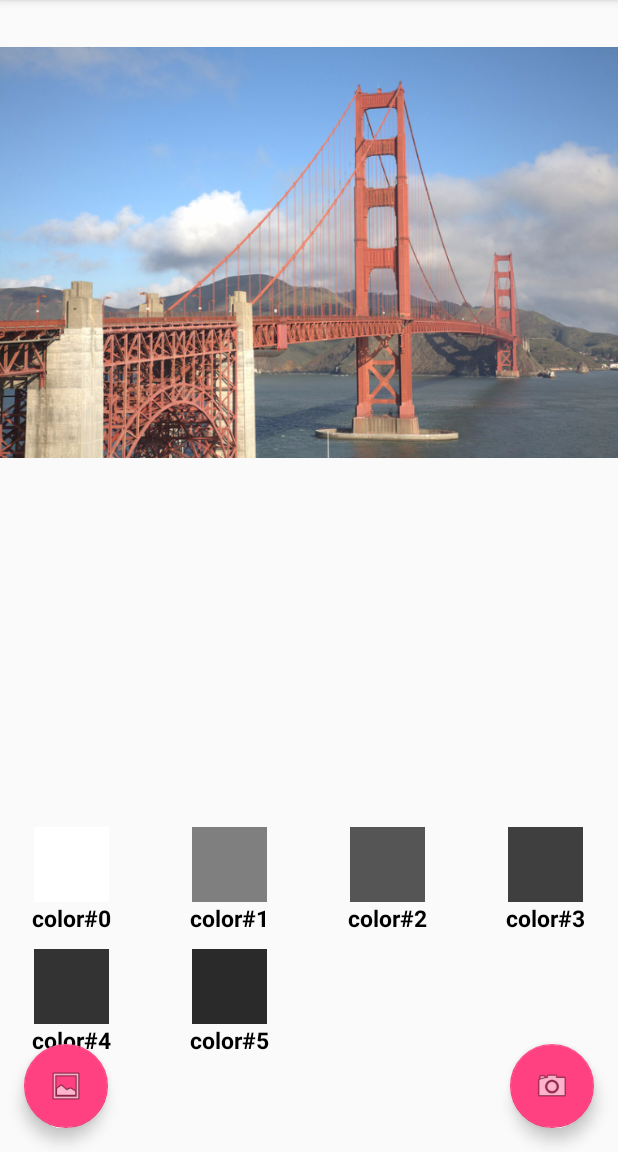
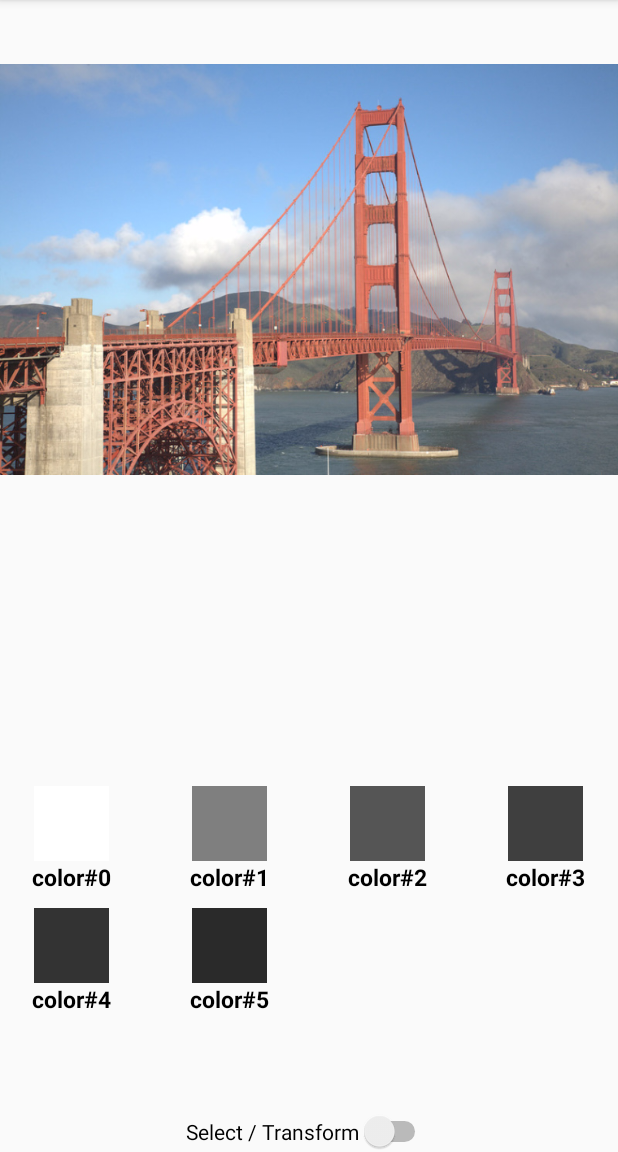
Before and after one commit to blchatel/palette, an Android app: the screen it shows after launch (MainActivity before the commit, CameraActivity after it), on a phone screen of 412 x 824 dp, the part 84-1236 px from its top. Run offline under Robolectric (Android 15) with nearby library versions, the light colour scheme and no system bars; libraries missing offline, so code that uses them is left out: yuku.ambilwarna.

Commit message:
modification add of a cameraview and pallettebitmap class

```diff
--- a/app/build.gradle
+++ b/app/build.gradle
@@ -29,4 +29,6 @@ dependencies {
     compile 'com.android.support:design:25.2.0'
     testCompile 'junit:junit:4.12'
     compile 'com.android.support:cardview-v7:25.2.0'
+    compile 'com.github.yukuku:ambilwarna:2.0.1'
+
 }
--- /dev/null
+++ b/app/src/main/java/ch/epfl/cs413/palettev01/CameraActivity.java
@@ -0,0 +1,158 @@
+package ch.epfl.cs413.palettev01;
+
+import android.app.Activity;
+import android.content.Intent;
+import android.database.Cursor;
+import android.graphics.Bitmap;
+import android.graphics.BitmapFactory;
+import android.net.Uri;
+import android.os.Bundle;
+import android.provider.MediaStore;
+import android.support.v7.app.AppCompatActivity;
+import android.support.v7.widget.Toolbar;
+import android.view.Menu;
+import android.view.MenuItem;
+import android.view.View;
+import android.widget.AdapterView;
+
+import ch.epfl.cs413.palettev01.processing.PaletteBitmap;
+import ch.epfl.cs413.palettev01.views.Miniature;
+import ch.epfl.cs413.palettev01.views.Palette;
+import ch.epfl.cs413.palettev01.views.PaletteAdapter;
+import yuku.ambilwarna.AmbilWarnaDialog;
+
+
+public class CameraActivity extends AppCompatActivity {
+
+    private static final int CAMERA_RESULT = 9;
+    private static final int GALLERY_RESULT = 8;
+
+    private PaletteBitmap mPicture;
+    private Miniature mView;
+    private Palette palette;
+
+
+    @Override
+    protected void onCreate(Bundle savedInstanceState) {
+        super.onCreate(savedInstanceState);
+        setContentView(R.layout.activity_camera);
+        Toolbar toolbar = (Toolbar) findViewById(R.id.toolbar);
+        setSupportActionBar(toolbar);
+
+        /////////////////////////////////////////////////////
+
+        //Bitmap
+        mPicture = new PaletteBitmap();
+
+
+        //Miniature
+        mView = (Miniature) findViewById(R.id.MAIN_image);
+
+
+        //Pallette
+        palette = (Palette) findViewById(R.id.MAIN_paletteGrid);
+        PaletteAdapter adapter = new PaletteAdapter(CameraActivity.this, 6);
+        palette.setAdapter(adapter);
+        palette.setOnItemClickListener(new AdapterView.OnItemClickListener() {
+
+            @Override
+            public void onItemClick(final AdapterView<?> parent, View view, final int position, long id) {
+
+
+                PaletteAdapter pA = (PaletteAdapter) parent.getAdapter();
+
+                // initialColor is the initially-selected color to be shown in the rectangle on the left of the arrow.
+                // for example, 0xff000000 is black, 0xff0000ff is blue. Please be aware of the initial 0xff which is the alpha.
+                AmbilWarnaDialog dialog = new AmbilWarnaDialog(CameraActivity.this, ((PaletteAdapter)parent.getAdapter()).getColor(position),
+                        new AmbilWarnaDialog.OnAmbilWarnaListener(){
+
+                    @Override
+                    public void onOk(AmbilWarnaDialog dialog, int color) {
+                        // color is the color selected by the user.
+                        ((PaletteAdapter) parent.getAdapter()).setColor(position, color);
+                    }
+
+                    @Override
+                    public void onCancel(AmbilWarnaDialog dialog) {
+                        // cancel was selected by the user
+                    }
+                });
+                dialog.show();
+
+            }
+        });
+        /////////////////////////////////////////////////////
+
+    }
+
+    @Override
+    public boolean onCreateOptionsMenu(Menu menu) {
+        // Inflate the menu; this adds items to the action bar if it is present.
+        getMenuInflater().inflate(R.menu.menu_camera, menu);
+        return true;
+    }
+
+
+    @Override
+    public boolean onOptionsItemSelected(MenuItem item) {
+        switch (item.getItemId()) {
+            case R.id.open_camera_item:
+                Intent camera = new Intent(MediaStore.ACTION_IMAGE_CAPTURE);
+                CameraActivity.this.startActivityForResult(camera, CAMERA_RESULT);
+                return true;
+            case R.id.open_gallery_item:
+                Intent pickPhoto = new Intent(Intent.ACTION_PICK, android.provider.MediaStore.Images.Media.EXTERNAL_CONTENT_URI);
+                CameraActivity.this.startActivityForResult(pickPhoto , GALLERY_RESULT);//one can be replaced with any action code
+
+                return true;
+            default:
+                return super.onOptionsItemSelected(item);
+        }
+    }
+
+    public void onDestroy() {
+        super.onDestroy();
+        mPicture.recycle();
+    }
+
+    @Override
+    protected void onActivityResult(int requestCode, int resultCode, Intent data) {
+        super.onActivityResult(requestCode, resultCode, data);
+
+        // if results comes from the camera activity
+        if (resultCode == Activity.RESULT_OK && requestCode == CAMERA_RESULT) {
+
+            // if a picture was taken
+            // Free the data of the last picture
+            mPicture.recycle();
+
+            // Get the picture taken by the user
+            mPicture.setBitmap((Bitmap) data.getExtras().get("data"));
+
+            // Avoid IllegalStateException with Immutable bitmap
+            mPicture.makeMutable();
+
+            // Show the picture
+            mPicture.showBitmap(mView);
+
+        }
+        else if (resultCode == RESULT_OK && requestCode == GALLERY_RESULT) {
+
+            mPicture.recycle();
+
+            Uri selectedImage = data.getData();
+            String[] filePath = { MediaStore.Images.Media.DATA };
+            Cursor c = getContentResolver().query(selectedImage, filePath,
+                    null, null, null);
+            c.moveToFirst();
+            int columnIndex = c.getColumnIndex(filePath[0]);
+            String selectedImagePath = c.getString(columnIndex);
+            c.close();
+
+            mPicture.setBitmap(BitmapFactory.decodeFile(selectedImagePath)); // load
+            mPicture.makeMutable();
+
+            mPicture.showBitmap(mView);
+        }
+    }
+}
--- a/app/src/main/java/ch/epfl/cs413/palettev01/views/Miniature.java
+++ b/app/src/main/java/ch/epfl/cs413/palettev01/views/Miniature.java
@@ -21,6 +21,7 @@ public class Miniature extends AppCompatImageView {
 
     public Miniature(Context context, AttributeSet attrs, int defStyle) {
         super(context, attrs, defStyle);
+
     }
 
 
--- a/app/src/main/java/ch/epfl/cs413/palettev01/views/PaletteAdapter.java
+++ b/app/src/main/java/ch/epfl/cs413/palettev01/views/PaletteAdapter.java
@@ -14,9 +14,11 @@ public class PaletteAdapter extends BaseAdapter{
 
     private Context mContext;
     private int[] colors = new int[7];
+
     private int size = 0;
 
     public PaletteAdapter(Context c, int size ) {
+
         mContext = c;
 
         if(size > 7){
@@ -24,47 +26,75 @@ public class PaletteAdapter extends BaseAdapter{
         }
         this.size = size;
 
+        // initialization of the palette color . For now simply grayscale value
         for (int i = 0; i<size; i++) {
             colors[i] = Color.argb( 255, 255/(i+1), 255/(i+1), 255/(i+1));
         }
     }
 
+
+    /**
+     * Set the palette element on position with newColor
+     * And notify the modification for display
+     * @param position
+     * @param newColor
+     */
+    public void setColor(int position, int newColor){
+
+        if (position >= size){
+            throw new IllegalArgumentException("Position too big");
+        }
+        colors[position] = newColor;
+        this.notifyDataSetChanged();
+    }
+
+
+    /**
+     * Get the palette element Color on position
+     * @param position
+     * @return one integer representing the color of the position element of the palette
+     */
+    public int getColor(int position) {
+
+        if (position >= size){
+            throw new IllegalArgumentException("Position too big");
+        }
+        return colors[position];
+    }
+
+
+
     @Override
     public int getCount() {
-        // TODO Auto-generated method stub
         return size;
     }
 
     @Override
     public Object getItem(int position) {
-        // TODO Auto-generated method stub
-        return null;
+        return colors[position];
     }
 
     @Override
     public long getItemId(int position) {
         // TODO Auto-generated method stub
+        // TODO I don't know how to implement this function
         return 0;
     }
 
     @Override
     public View getView(int position, View convertView, ViewGroup parent) {
-        // TODO Auto-generated method stub
+
         View grid;
         LayoutInflater inflater = (LayoutInflater) mContext
                 .getSystemService(Context.LAYOUT_INFLATER_SERVICE);
 
-        if (convertView == null) {
+        grid = new View(mContext);
+        grid = inflater.inflate(R.layout.color_box, null);
+        TextView textView = (TextView) grid.findViewById(R.id.grid_text);
+        ColorBox button = (ColorBox) grid.findViewById(R.id.grid_color_box);
+        textView.setText("color#"+position);
+        button.setBackgroundColor(colors[position]);
 
-            grid = new View(mContext);
-            grid = inflater.inflate(R.layout.color_box, null);
-            TextView textView = (TextView) grid.findViewById(R.id.grid_text);
-            ColorBox button = (ColorBox) grid.findViewById(R.id.grid_color_box);
-            textView.setText("color#"+position);
-            button.setBackgroundColor(colors[position]);
-        } else {
-            grid = (View) convertView;
-        }
         return grid;
     }
 }
--- /dev/null
+++ b/app/src/main/res/layout/activity_camera.xml
@@ -0,0 +1,76 @@
+<?xml version="1.0" encoding="utf-8"?>
+<android.support.design.widget.CoordinatorLayout
+    xmlns:android="http://schemas.android.com/apk/res/android"
+    xmlns:app="http://schemas.android.com/apk/res-auto"
+    xmlns:tools="http://schemas.android.com/tools"
+    android:layout_width="match_parent"
+    android:layout_height="match_parent"
+    tools:context="ch.epfl.cs413.palettev01.CameraActivity">
+
+    <android.support.design.widget.AppBarLayout
+        android:layout_height="wrap_content"
+        android:layout_width="match_parent"
+        android:theme="@style/AppTheme.AppBarOverlay">
+
+        <android.support.v7.widget.Toolbar
+            android:id="@+id/toolbar"
+            android:layout_width="match_parent"
+            android:layout_height="?attr/actionBarSize"
+            android:background="?attr/colorPrimary"
+            app:popupTheme="@style/AppTheme.PopupOverlay" />
+    </android.support.design.widget.AppBarLayout>
+
+    <LinearLayout xmlns:android="http://schemas.android.com/apk/res/android"
+        xmlns:tools="http://schemas.android.com/tools"
+        xmlns:app="http://schemas.android.com/apk/res-auto"
+        android:id="@+id/MAIN_layout"
+        android:layout_width="match_parent"
+        android:layout_height="match_parent"
+        android:minHeight="159dp"
+        android:orientation="vertical"
+        tools:context="ch.epfl.cs413.palettev01.MainActivity"
+        tools:showIn="@layout/activity_main">
+        <ch.epfl.cs413.palettev01.views.Miniature
+            android:id="@+id/MAIN_image"
+            android:layout_width="match_parent"
+            android:layout_height="359dp"
+            android:layout_marginTop="?attr/actionBarSize"
+            android:layout_weight="0"
+            android:keepScreenOn="true"
+            android:src="@mipmap/bridge"
+            tools:layout_editor_absoluteX="8dp"
+            tools:layout_editor_absoluteY="8dp" />
+
+        <LinearLayout xmlns:android="http://schemas.android.com/apk/res/android"
+            android:layout_width="match_parent"
+            android:layout_height="0dp"
+            android:layout_weight="1"
+            android:gravity="center|bottom"
+            android:orientation="vertical">
+
+
+            <ch.epfl.cs413.palettev01.views.Palette
+                android:id="@+id/MAIN_paletteGrid"
+                android:layout_width="match_parent"
+                android:layout_height="wrap_content"
+                android:layout_gravity="center_horizontal|center"
+                android:layout_marginBottom="@android:dimen/notification_large_icon_height"
+                android:animationCache="false"
+                android:columnWidth="90dp"
+                android:horizontalSpacing="10dp"
+                android:numColumns="auto_fit"
+                android:stretchMode="columnWidth"
+                android:verticalSpacing="10dp">
+                <!--TODO: Create the element ColorBox to print a color in a small box.-->
+                <!--TODO: Each ColorBox should be clickable and should open a dialog color picker when clicked-->
+            </ch.epfl.cs413.palettev01.views.Palette>
+
+            <Switch
+                android:id="@+id/switch1"
+                android:layout_width="wrap_content"
+                android:layout_height="wrap_content"
+                android:text="Select / Transform" />
+
+        </LinearLayout>
+    </LinearLayout>
+</android.support.design.widget.CoordinatorLayout>
--- a/app/src/main/res/layout/content_main.xml
+++ b/app/src/main/res/layout/content_main.xml
@@ -18,6 +18,7 @@
         android:layout_height="wrap_content"
         android:layout_marginTop="?attr/actionBarSize"
         android:layout_weight="0"
+        android:keepScreenOn="true"
         android:src="@mipmap/bridge"
         tools:layout_editor_absoluteX="8dp"
         tools:layout_editor_absoluteY="8dp" />
--- /dev/null
+++ b/app/src/main/res/menu/menu_camera.xml
@@ -0,0 +1,23 @@
+<?xml version="1.0" encoding="utf-8"?>
+<menu xmlns:android="http://schemas.android.com/apk/res/android"
+xmlns:app="http://schemas.android.com/apk/res-auto"
+xmlns:tools="http://schemas.android.com/tools"
+tools:context="ch.epfl.cs413.palettev01.MainActivity" >
+<item android:title="Camera"
+    android:icon="@android:drawable/ic_menu_camera"
+    android:id="@+id/open_camera_item">
+</item>
+<item android:title="Gallery"
+    android:icon="@android:drawable/ic_menu_camera"
+    android:id="@+id/open_gallery_item">
+</item>
+<item android:id="@+id/action_settings"
+    android:title="@string/action_settings"
+    android:orderInCategory="100"
+    app:showAsAction="never" />
+
+<item android:id="@+id/action_help"
+    android:title="@string/action_help"
+    android:orderInCategory="90"
+    app:showAsAction="never" />
+</menu>
```
Also changed, not shown: app/src/main/AndroidManifest.xml (+18 -3 lines), app/src/main/java/ch/epfl/cs413/palettev01/processing/PaletteBitmap.java (added, +77 -0 lines), app/src/main/java/ch/epfl/cs413/palettev01/processing/Processing.java (added, +17 -0 lines).
